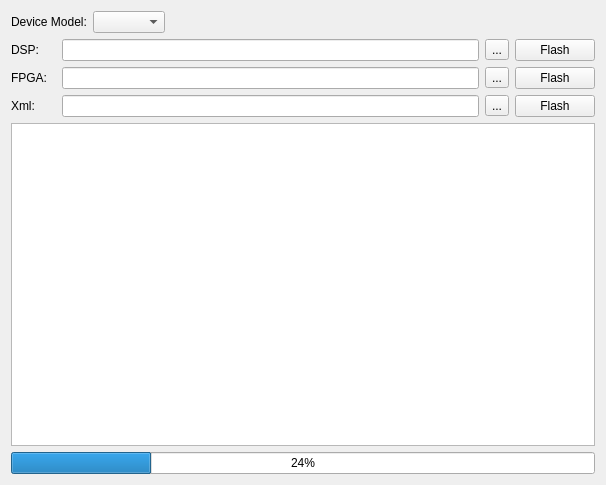
Old version of the form Libs/AdvUser/advuserfirmwaresegmentflash.ui in the repository Scorpion1911/ServoDriveTech.
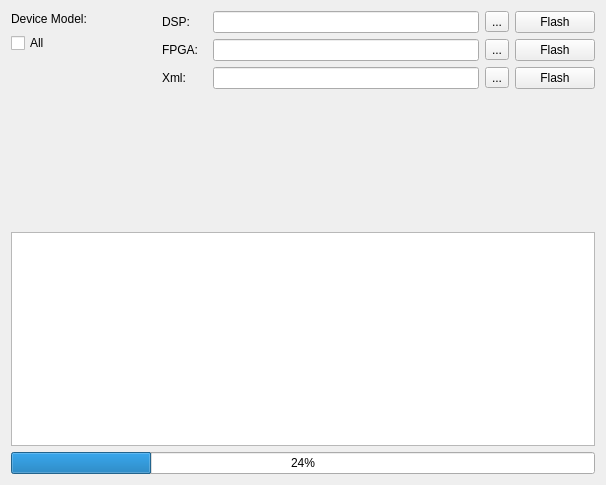
New version of the form.

Diff of the .ui file:
```diff
--- a/Libs/AdvUser/advuserfirmwaresegmentflash.ui
+++ b/Libs/AdvUser/advuserfirmwaresegmentflash.ui
@@ -13,12 +13,12 @@
   <property name="windowTitle">
    <string>Form</string>
   </property>
-  <layout class="QGridLayout" name="gridLayout">
-   <item row="0" column="0">
+  <layout class="QVBoxLayout" name="verticalLayout_3">
+   <item>
+    <layout class="QHBoxLayout" name="horizontalLayout" stretch="1,3">
+     <item>
     <layout class="QVBoxLayout" name="verticalLayout">
      <item>
-      <layout class="QHBoxLayout" name="horizontalLayout">
-       <item>
         <widget class="QLabel" name="deviceLabel">
          <property name="sizePolicy">
           <sizepolicy hsizetype="Preferred" vsizetype="Fixed">
@@ -44,33 +44,36 @@
         </widget>
        </item>
        <item>
-        <widget class="QComboBox" name="comboBox">
-         <property name="sizePolicy">
-          <sizepolicy hsizetype="Preferred" vsizetype="Fixed">
-           <horstretch>0</horstretch>
-           <verstretch>0</verstretch>
-          </sizepolicy>
+        <widget class="QCheckBox" name="checkBox_all">
+         <property name="text">
+          <string>All</string>
          </property>
         </widget>
        </item>
        <item>
-        <spacer name="horizontalSpacer">
-         <property name="orientation">
-          <enum>Qt::Horizontal</enum>
+        <widget class="QScrollArea" name="scrollArea">
+         <property name="frameShape">
+          <enum>QFrame::NoFrame</enum>
          </property>
-         <property name="sizeType">
-          <enum>QSizePolicy::Expanding</enum>
+         <property name="widgetResizable">
+          <bool>true</bool>
          </property>
-         <property name="sizeHint" stdset="0">
-          <size>
-           <width>40</width>
-           <height>20</height>
-          </size>
-         </property>
-        </spacer>
+         <widget class="QWidget" name="scrollAreaWidgetContents">
+          <property name="geometry">
+           <rect>
+            <x>0</x>
+            <y>0</y>
+            <width>143</width>
+            <height>170</height>
+           </rect>
+          </property>
+         </widget>
+        </widget>
        </item>
       </layout>
      </item>
+     <item>
+      <layout class="QVBoxLayout" name="verticalLayout_2">
      <item>
       <layout class="QHBoxLayout" name="horizontalLayout_2">
        <item>
@@ -174,6 +177,23 @@
       </layout>
      </item>
      <item>
+        <spacer name="verticalSpacer">
+         <property name="orientation">
+          <enum>Qt::Vertical</enum>
+         </property>
+         <property name="sizeHint" stdset="0">
+          <size>
+           <width>20</width>
+           <height>40</height>
+          </size>
+         </property>
+        </spacer>
+       </item>
+      </layout>
+     </item>
+    </layout>
+   </item>
+   <item>
       <widget class="QPlainTextEdit" name="plainTextEdit"/>
      </item>
      <item>
@@ -182,8 +202,6 @@
         <number>24</number>
        </property>
       </widget>
-     </item>
-    </layout>
    </item>
   </layout>
  </widget>
```
Lines whose indentation alone changed are shown as unchanged.
